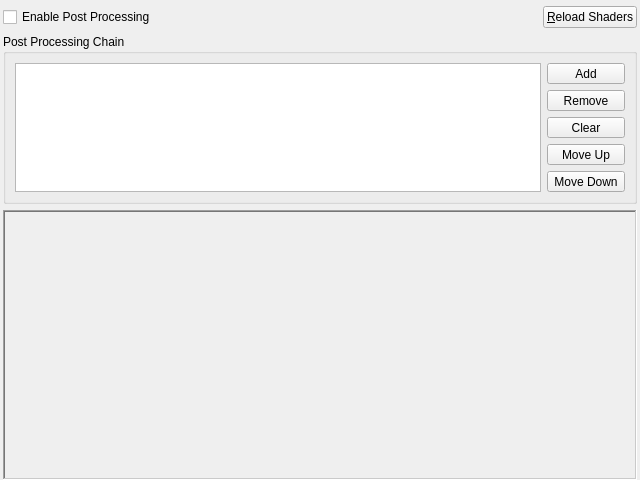
First picture: the form in src/duckstation-qt/postprocessingchainconfigwidget.ui, repository stenzek/duckstation, before the edit.
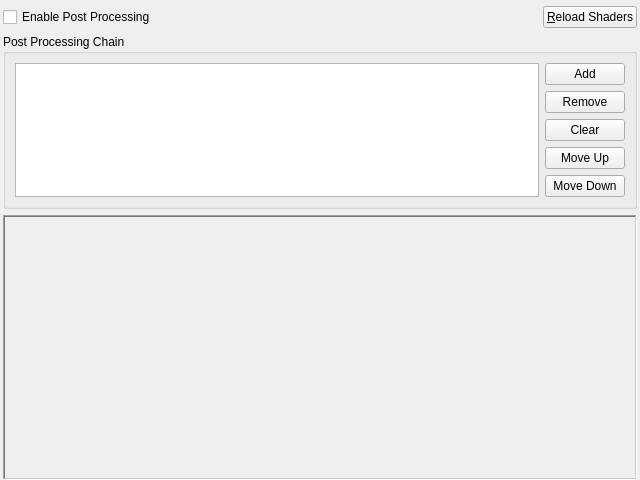
Second picture: the form after the edit. Icons and pictures are not drawn.

Commit message:
Qt: Swap most out-of-toolbar QToolButtons to QPushButtons
Styles better on MacOS.

```diff
--- a/src/duckstation-qt/postprocessingchainconfigwidget.ui
+++ b/src/duckstation-qt/postprocessingchainconfigwidget.ui
@@ -80,7 +80,7 @@
        </widget>
       </item>
       <item row="0" column="1">
-       <widget class="QToolButton" name="add">
+       <widget class="QPushButton" name="add">
         <property name="sizePolicy">
          <sizepolicy hsizetype="Preferred" vsizetype="Fixed">
           <horstretch>0</horstretch>
@@ -93,13 +93,10 @@
         <property name="icon">
          <iconset theme="add-line"/>
         </property>
-        <property name="toolButtonStyle">
-         <enum>Qt::ToolButtonStyle::ToolButtonTextBesideIcon</enum>
-        </property>
        </widget>
       </item>
       <item row="1" column="1">
-       <widget class="QToolButton" name="remove">
+       <widget class="QPushButton" name="remove">
         <property name="sizePolicy">
          <sizepolicy hsizetype="Preferred" vsizetype="Fixed">
           <horstretch>0</horstretch>
@@ -112,13 +109,10 @@
         <property name="icon">
          <iconset theme="minus-line"/>
         </property>
-        <property name="toolButtonStyle">
-         <enum>Qt::ToolButtonStyle::ToolButtonTextBesideIcon</enum>
-        </property>
        </widget>
       </item>
       <item row="2" column="1">
-       <widget class="QToolButton" name="clear">
+       <widget class="QPushButton" name="clear">
         <property name="sizePolicy">
          <sizepolicy hsizetype="Preferred" vsizetype="Fixed">
           <horstretch>0</horstretch>
@@ -131,13 +125,10 @@
         <property name="icon">
          <iconset theme="trash-fill"/>
         </property>
-        <property name="toolButtonStyle">
-         <enum>Qt::ToolButtonStyle::ToolButtonTextBesideIcon</enum>
-        </property>
        </widget>
       </item>
       <item row="3" column="1">
-       <widget class="QToolButton" name="moveUp">
+       <widget class="QPushButton" name="moveUp">
         <property name="sizePolicy">
          <sizepolicy hsizetype="Preferred" vsizetype="Fixed">
           <horstretch>0</horstretch>
@@ -150,13 +141,10 @@
         <property name="icon">
          <iconset theme="arrow-up-line"/>
         </property>
-        <property name="toolButtonStyle">
-         <enum>Qt::ToolButtonStyle::ToolButtonTextBesideIcon</enum>
-        </property>
        </widget>
       </item>
       <item row="4" column="1">
-       <widget class="QToolButton" name="moveDown">
+       <widget class="QPushButton" name="moveDown">
         <property name="sizePolicy">
          <sizepolicy hsizetype="Preferred" vsizetype="Fixed">
           <horstretch>0</horstretch>
@@ -169,9 +157,6 @@
         <property name="icon">
          <iconset theme="arrow-down-line"/>
         </property>
-        <property name="toolButtonStyle">
-         <enum>Qt::ToolButtonStyle::ToolButtonTextBesideIcon</enum>
-        </property>
        </widget>
       </item>
      </layout>
```
The commit also changes 23 other files.
